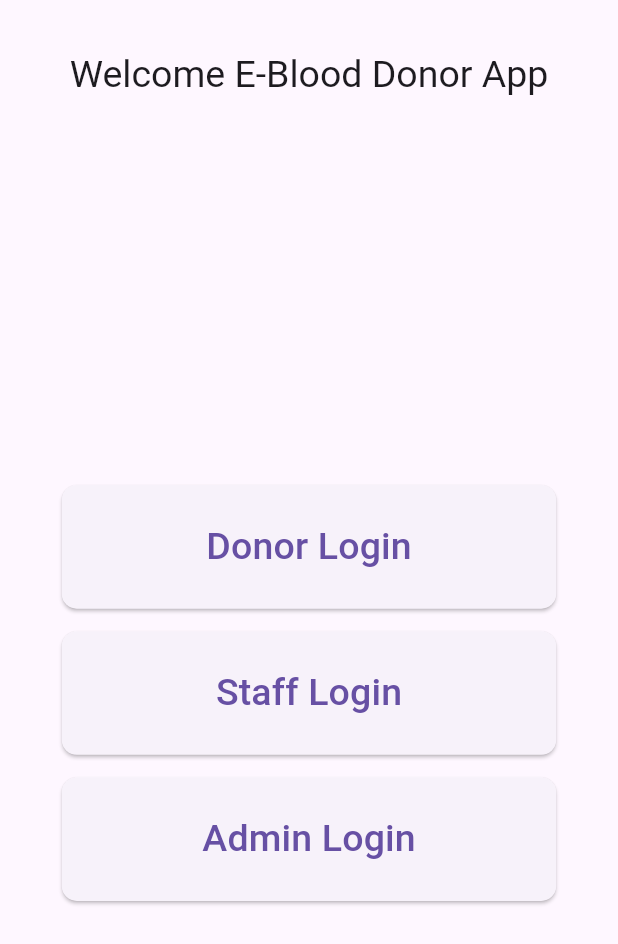
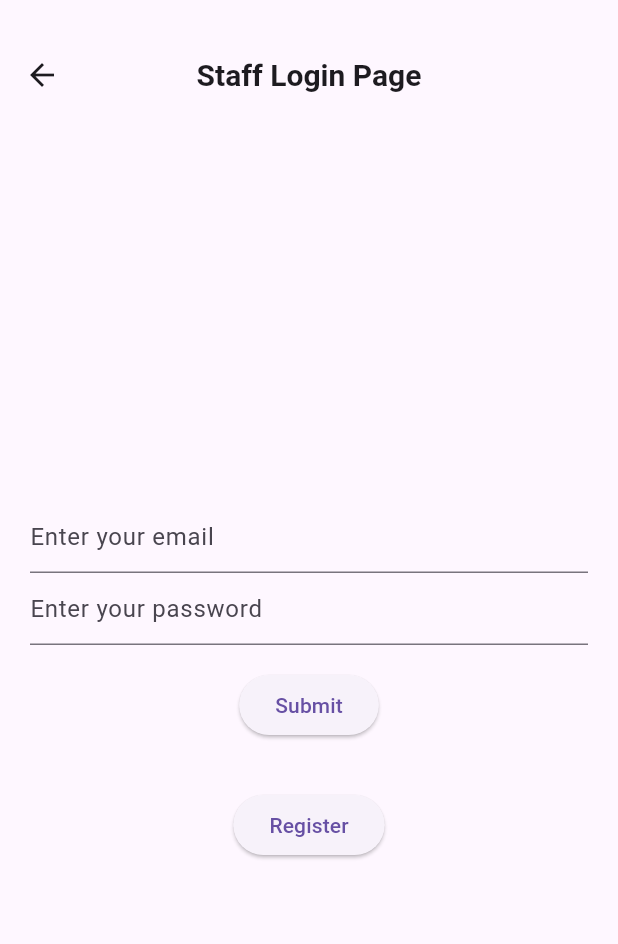
Before and after one commit to caglaar/blood_donor-mobil, a Flutter app: the screen it shows after launch, after a tap on "Donor Login", on a phone screen of 412 x 824 dp. Shown: the top 944 px of the screen. Run offline on Flutter 3.47's test engine with Material 3 defaults, Android fonts, the phone set to English and light mode, and no system bars.

Commit message:
added all login page ui

```diff
--- a/lib/main.dart
+++ b/lib/main.dart
@@ -13,7 +13,7 @@ class MyApp extends StatelessWidget {
   Widget build(BuildContext context) {
     return  MaterialApp(
       title: 'E-BloodDonor',
-      home: homePage(),
+      home: HomePage(),
     );
   }
 }
--- /dev/null
+++ b/lib/pages/donorHomePage/donor_login_page.dart
@@ -0,0 +1,91 @@
+import 'package:e_blood_donor/pages/donorHomePage/donor_register_page.dart';
+import 'package:flutter/material.dart';
+
+class DonorLoginPage extends StatefulWidget {
+  const DonorLoginPage({Key? key}) : super(key: key);
+
+  @override
+  State<DonorLoginPage> createState() => _DonorLoginPageState();
+}
+
+class _DonorLoginPageState extends State<DonorLoginPage> {
+  final GlobalKey<FormState> _formKey = GlobalKey<FormState>();
+  TextEditingController _emailController = TextEditingController();
+  TextEditingController _passwordController = TextEditingController();
+
+
+
+  @override
+  Widget build(BuildContext context) {
+    return Scaffold(
+      appBar: AppBar(
+        title: const Text(
+          "Staff Login Page",
+          style: TextStyle(fontSize: 20, fontWeight: FontWeight.bold),
+        ),
+        centerTitle: true,
+        toolbarHeight: 100,
+      ),
+      body: Center(
+        child: Padding(
+          padding: const EdgeInsets.all(20.0),
+          child: Form(
+            key: _formKey,
+            child: Column(
+              crossAxisAlignment: CrossAxisAlignment.center,
+              mainAxisAlignment: MainAxisAlignment.center,
+              children: [
+                TextFormField(
+                  controller: _emailController,
+                  decoration: const InputDecoration(
+                    hintText: 'Enter your email',
+                  ),
+                  validator: (String? value) {
+                    if (value == null || value.isEmpty) {
+                      return 'Please enter some text';
+                    }
+                    return null;
+                  },
+                ),
+                TextFormField(
+                  controller: _passwordController,
+                  decoration: const InputDecoration(
+                    hintText: 'Enter your password',
+                  ),
+                  validator: (String? value) {
+                    if (value == null || value.isEmpty) {
+                      return 'Please enter some text';
+                    }
+                    return null;
+                  },
+                ),
+                Padding(
+                  padding: const EdgeInsets.symmetric(vertical: 16.0),
+                  child: ElevatedButton(
+                    onPressed: () {},
+                    child: const Text('Submit'),
+                  ),
+                ),
+                Padding(
+                  padding: const EdgeInsets.symmetric(vertical: 16.0),
+                  child: ElevatedButton(
+                    onPressed: () {
+                      Navigator.of(context).push(MaterialPageRoute(builder: (context) => const DonorRegisterPage()));
+                    },
+                    child: const Text('Register'),
+                  ),
+                ),
+              ],
+            ),
+          ),
+        ),
+      ),
+    );
+  }
+
+  @override
+  void dispose() {
+    _emailController.dispose();
+    super.dispose();
+  }
+}
--- a/lib/pages/mainPage/home_page.dart
+++ b/lib/pages/mainPage/home_page.dart
@@ -1,9 +1,12 @@
 import 'package:e_blood_donor/const/textConsts.dart';
+import 'package:e_blood_donor/pages/adminHomePage/admin_login_page.dart';
+import 'package:e_blood_donor/pages/donorHomePage/donor_login_page.dart';
+import 'package:e_blood_donor/pages/staffHomePage/staff_login_page.dart';
 import 'package:e_blood_donor/widgets/homeWidgets/button_home.dart';
 import 'package:flutter/material.dart';
 
-class homePage extends StatelessWidget {
-  const homePage({super.key});
+class HomePage extends StatelessWidget {
+  const HomePage({super.key});
 
   @override
   Widget build(BuildContext context) {
@@ -13,16 +16,16 @@ class homePage extends StatelessWidget {
         centerTitle: true,
         toolbarHeight: 100,
       ),
-      body: const Center(
+      body:  const Center(
         child: Column(
           crossAxisAlignment: CrossAxisAlignment.center,
           mainAxisAlignment: MainAxisAlignment.center,
           children: [
-            ButtonHome(message: "Donor Login"),
+            ButtonHome(message: "Donor Login",page: DonorLoginPage(),),
             SizedBox(height: 15,),
-            ButtonHome(message: "Staff Login"),
+            ButtonHome(message: "Staff Login",page: StaffLoginPage(),),
             SizedBox(height: 15,),
-            ButtonHome(message: "Admin Login"),
+            ButtonHome(message: "Admin Login",page: AdminLoginPage(),),
 
 
           ]
--- a/lib/widgets/homeWidgets/button_home.dart
+++ b/lib/widgets/homeWidgets/button_home.dart
@@ -4,8 +4,9 @@ import 'package:flutter/material.dart';
 
 class ButtonHome extends StatelessWidget {
   final String message;
+  final StatefulWidget page;
 
-  const ButtonHome({Key? key, required this.message}) : super(key: key);
+  const ButtonHome({Key? key, required this.message, required this.page}) : super(key: key);
 
   @override
   Widget build(BuildContext context) {
@@ -17,10 +18,12 @@ class ButtonHome extends StatelessWidget {
       width: buttonWidth,
       height: buttonHeight,
       child: ElevatedButton(
-        onPressed: () {},
+        onPressed: () {
+          Navigator.of(context).push(MaterialPageRoute(builder: (context) => page));
+        },
         child: Text(
           message,
-          style: TextStyles.buttonStyle, // İsteğe bağlı olarak metin boyutunu ayarlayabilirsiniz
+          style: TextStyles.buttonStyle,
         ),
         style: ButtonStyles.buttonType,
       ),
```
Also changed, not shown: lib/pages/adminHomePage/admin_login_page.dart (added, +81 -0 lines), lib/pages/donorHomePage/donor_register_page.dart (added, +81 -0 lines), lib/pages/staffHomePage/staff_login_page.dart (added, +81 -0 lines).
